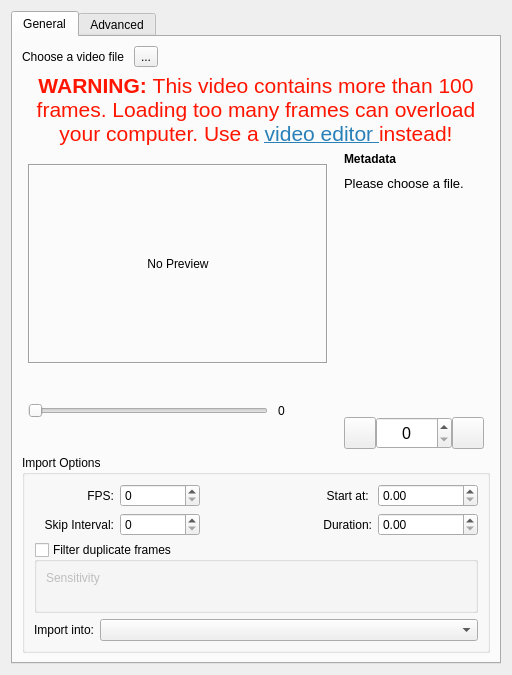
Old version of the form libs/ui/animation/VideoImportDialog.ui in the repository KDE/krita.
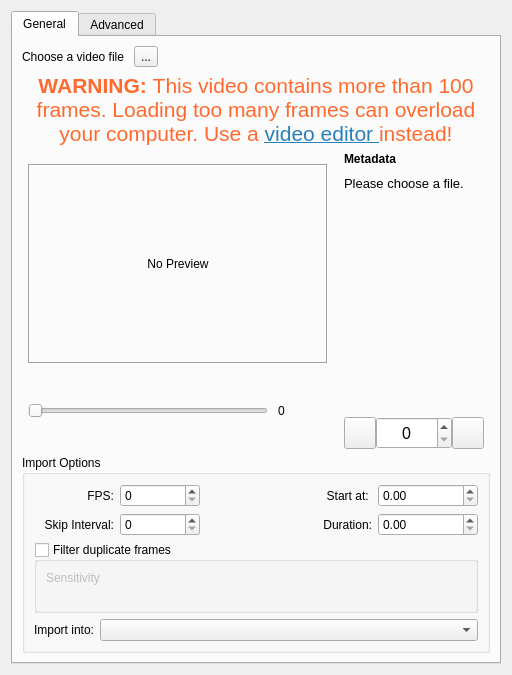
New version of the form. Custom widgets are drawn as their Qt base class.

Commit message:
VideoImport: Change warning message text color.
Previous red text could be misconstrued as an error. While it's important for us to convey this information to the user, some advanced users
might be aware of what they're doing and won't want to conflate this message with an error message. Now, text is orange, which should
convey "be careful!"

Diff of the .ui file:
```diff
--- a/libs/ui/animation/VideoImportDialog.ui
+++ b/libs/ui/animation/VideoImportDialog.ui
@@ -74,10 +74,10 @@
           <widget class="QLabel" name="lblWarning">
            <property name="text">
             <string>&lt;!DOCTYPE HTML PUBLIC &quot;-//W3C//DTD HTML 4.0//EN&quot; &quot;http://www.w3.org/TR/REC-html40/strict.dtd&quot;&gt;
-&lt;html&gt;&lt;head&gt;&lt;meta name=&quot;qrichtext&quot; content=&quot;1&quot; /&gt;&lt;style type=&quot;text/css&quot;&gt;
+&lt;html&gt;&lt;head&gt;&lt;meta name=&quot;qrichtext&quot; content=&quot;1&quot; /&gt;&lt;meta charset=&quot;utf-8&quot; /&gt;&lt;style type=&quot;text/css&quot;&gt;
 p, li { white-space: pre-wrap; }
-&lt;/style&gt;&lt;/head&gt;&lt;body style=&quot; font-family:'Noto Sans'; font-size:11pt; font-weight:400; font-style:normal;&quot;&gt;
-&lt;p style=&quot; margin-top:12px; margin-bottom:12px; margin-left:0px; margin-right:0px; -qt-block-indent:0; text-indent:0px;&quot;&gt;&lt;span style=&quot; font-size:16pt; font-weight:600; color:#ff1500;&quot;&gt;WARNING: &lt;/span&gt;&lt;span style=&quot; font-size:16pt; color:#ff1500;&quot;&gt;This video contains more than 100 frames. Loading too many frames can overload your computer. Use a &lt;/span&gt;&lt;a href=&quot;https://kdenlive.org&quot;&gt;&lt;span style=&quot; font-size:16pt; text-decoration: underline; color:#2980b9;&quot;&gt;video editor &lt;/span&gt;&lt;/a&gt;&lt;span style=&quot; font-size:16pt; color:#ff1500;&quot;&gt;instead!&lt;/span&gt;&lt;/p&gt;&lt;/body&gt;&lt;/html&gt;</string>
+&lt;/style&gt;&lt;/head&gt;&lt;body style=&quot; font-family:'Noto Sans'; font-size:10pt; font-weight:500; font-style:normal;&quot;&gt;
+&lt;p style=&quot; margin-top:12px; margin-bottom:12px; margin-left:0px; margin-right:0px; -qt-block-indent:0; text-indent:0px;&quot;&gt;&lt;span style=&quot; font-size:16pt; font-weight:600; color:#ff692e;&quot;&gt;WARNING: &lt;/span&gt;&lt;span style=&quot; font-size:16pt; font-weight:400; color:#ff692e;&quot;&gt;This video contains more than 100 frames. Loading too many frames can overload your computer. Use a&lt;/span&gt;&lt;span style=&quot; font-size:16pt; font-weight:400; color:#ff1500;&quot;&gt; &lt;/span&gt;&lt;a href=&quot;https://kdenlive.org&quot;&gt;&lt;span style=&quot; font-size:16pt; font-weight:400; text-decoration: underline; color:#2980b9;&quot;&gt;video editor &lt;/span&gt;&lt;/a&gt;&lt;span style=&quot; font-size:16pt; font-weight:400; color:#ff692e;&quot;&gt;instead!&lt;/span&gt;&lt;/p&gt;&lt;/body&gt;&lt;/html&gt;</string>
            </property>
            <property name="textFormat">
             <enum>Qt::RichText</enum>
```
The commit also changes 1 other file.
